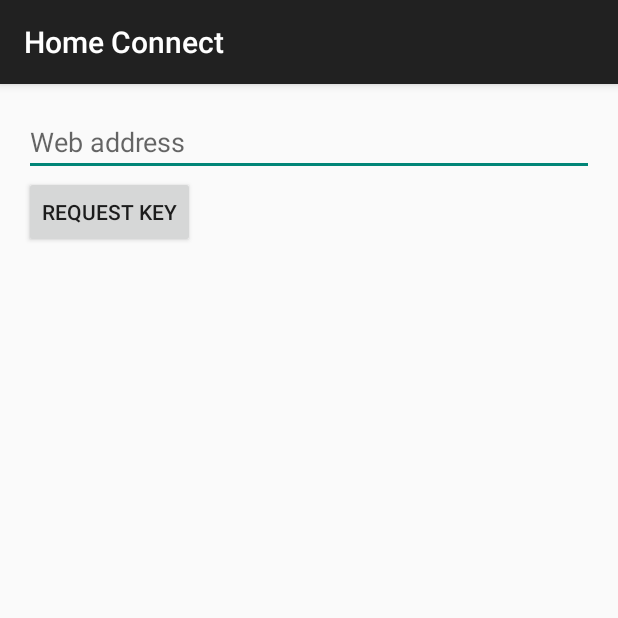
After one commit to freevnshns/decser-android, an Android app: the RequestKeyActivity screen opened directly, with no data from a screen before it, on a phone screen of 412 x 824 dp, the top half of it. The commit adds this screen. Run offline under Robolectric (Android 15) with nearby library versions, the phone set to English and light mode, and no system bars.

Commit message:
Added receive key without encryption

```diff
--- a/app/src/main/AndroidManifest.xml
+++ b/app/src/main/AndroidManifest.xml
@@ -42,7 +42,8 @@
         <activity
             android:name=".DownloadManagerActivity"
             android:label="Download Manager" />
-        <activity android:name=".KeyExchangeActivity" />
+        <activity android:name=".ShareKeyActivity" />
+        <activity android:name=".RequestKeyActivity" />
     </application>
 
 </manifest>
--- a/app/src/main/java/com/ihs/homeconnect/HomeActivity.java
+++ b/app/src/main/java/com/ihs/homeconnect/HomeActivity.java
@@ -71,7 +71,7 @@ public class HomeActivity extends AppCompatActivity {
         floatingActionUploadButton.setOnClickListener(new View.OnClickListener() {
             @Override
             public void onClick(View v) {
-                Intent intent = new Intent(getApplicationContext(), ListFileActivity.class);
+                Intent intent = new Intent(getApplicationContext(), RequestKeyActivity.class);
                 startActivity(intent);
                 finish();
             }
--- /dev/null
+++ b/app/src/main/java/com/ihs/homeconnect/RequestKeyActivity.java
@@ -0,0 +1,29 @@
+package com.ihs.homeconnect;
+
+import android.os.Bundle;
+import android.support.v7.app.AppCompatActivity;
+import android.view.View;
+import android.widget.Button;
+import android.widget.EditText;
+
+import com.ihs.homeconnect.helpers.keyRequestHandler;
+
+public class RequestKeyActivity extends AppCompatActivity {
+
+    @Override
+    protected void onCreate(Bundle savedInstanceState) {
+        super.onCreate(savedInstanceState);
+        setContentView(R.layout.activity_request_key);
+//        Connection check
+        final EditText etRequestHostname = (EditText) findViewById(R.id.etRequestHostname);
+        Button bRequestKey = (Button) findViewById(R.id.bRequestKey);
+        assert bRequestKey != null;
+        assert etRequestHostname != null;
+        bRequestKey.setOnClickListener(new View.OnClickListener() {
+            @Override
+            public void onClick(View v) {
+                new keyRequestHandler().execute(etRequestHostname.getText().toString());
+            }
+        });
+    }
+}
--- a/app/src/main/java/com/ihs/homeconnect/KeyExchangeActivity.java
+++ b/app/src/main/java/com/ihs/homeconnect/ShareKeyActivity.java
@@ -10,7 +10,7 @@ import com.ihs.homeconnect.helpers.services;
 import com.jcraft.jsch.JSchException;
 import com.jcraft.jsch.Session;
 
-public class KeyExchangeActivity extends AppCompatActivity {
+public class ShareKeyActivity extends AppCompatActivity {
     public static Session session = null;
 
     @Override
@@ -25,7 +25,7 @@ public class KeyExchangeActivity extends AppCompatActivity {
                 if (isChecked) {
                     try {
                         session.setPortForwardingL(services.HomeBase.port + 9000, "127.0.0.1", services.HomeBase.port);
-                        new keyExchangeHandler(KeyExchangeActivity.this).execute();
+                        new keyExchangeHandler(ShareKeyActivity.this).execute();
                     } catch (JSchException e) {
                         e.printStackTrace();
                     }
--- a/app/src/main/java/com/ihs/homeconnect/helpers/keyExchangeHandler.java
+++ b/app/src/main/java/com/ihs/homeconnect/helpers/keyExchangeHandler.java
@@ -27,7 +27,6 @@ public class keyExchangeHandler extends AsyncTask<Void, Void, String> {
     protected void onPostExecute(String o) {
         super.onPostExecute(o);
         AlertDialog.Builder builder = new AlertDialog.Builder(mContext);
-
         try {
             if (o.equals("")) {
                 builder.setTitle("No user connected during this period");
--- /dev/null
+++ b/app/src/main/res/layout/activity_request_key.xml
@@ -0,0 +1,28 @@
+<?xml version="1.0" encoding="utf-8"?>
+<RelativeLayout xmlns:android="http://schemas.android.com/apk/res/android"
+    xmlns:tools="http://schemas.android.com/tools"
+    android:layout_width="match_parent"
+    android:layout_height="match_parent"
+    android:paddingBottom="@dimen/activity_vertical_margin"
+    android:paddingLeft="@dimen/activity_horizontal_margin"
+    android:paddingRight="@dimen/activity_horizontal_margin"
+    android:paddingTop="@dimen/activity_vertical_margin"
+    tools:context="com.ihs.homeconnect.RequestKeyActivity">
+
+    <EditText
+        android:id="@+id/etRequestHostname"
+        android:layout_width="match_parent"
+        android:layout_height="wrap_content"
+        android:digits="abcdefghijklmnopqrstuvwxyz.-0123456789"
+        android:ems="8"
+        android:hint="@string/hostname"
+        android:inputType="textNoSuggestions|text" />
+
+    <Button
+        android:id="@+id/bRequestKey"
+        android:layout_width="wrap_content"
+        android:layout_height="wrap_content"
+        android:layout_below="@+id/etRequestHostname"
+        android:text="Request Key" />
+
+</RelativeLayout>
--- a/app/src/main/res/layout/activity_share_key.xml
+++ b/app/src/main/res/layout/activity_share_key.xml
@@ -7,7 +7,7 @@
     android:paddingLeft="@dimen/activity_horizontal_margin"
     android:paddingRight="@dimen/activity_horizontal_margin"
     android:paddingTop="@dimen/activity_vertical_margin"
-    tools:context=".KeyExchangeActivity">
+    tools:context=".ShareKeyActivity">
 
     <CheckBox
         android:id="@+id/cbDiscoverable"
--- a/app/src/main/res/layout/service_column_layout.xml
+++ b/app/src/main/res/layout/service_column_layout.xml
@@ -16,6 +16,7 @@
         style="@android:style/TextAppearance.DeviceDefault.Medium"
         android:layout_width="wrap_content"
         android:layout_height="wrap_content"
-        android:layout_below="@+id/ivServiceIcon"
-        android:layout_centerHorizontal="true" />
+        android:layout_centerHorizontal="true"
+        android:layout_toEndOf="@+id/ivServiceIcon"
+        android:layout_toRightOf="@+id/ivServiceIcon" />
 </RelativeLayout>
```
Also changed, not shown: app/src/main/java/com/ihs/homeconnect/DashboardActivity.java (+4 -4 lines), app/src/main/java/com/ihs/homeconnect/helpers/keyRequestHandler.java (added, +37 -0 lines).
